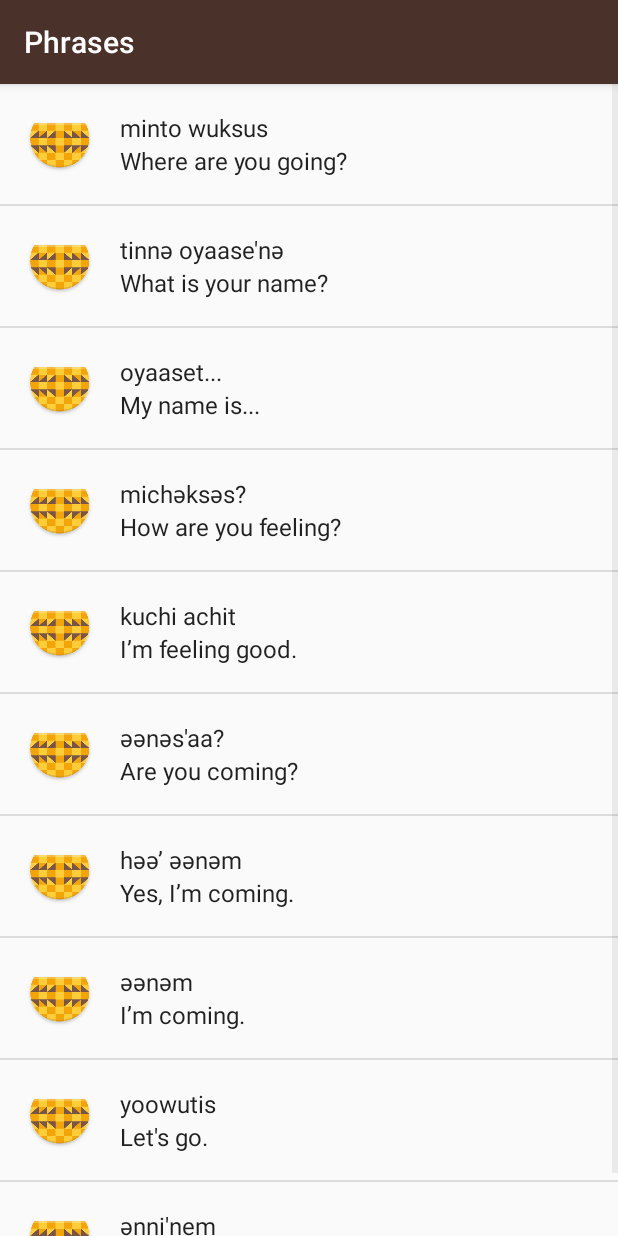
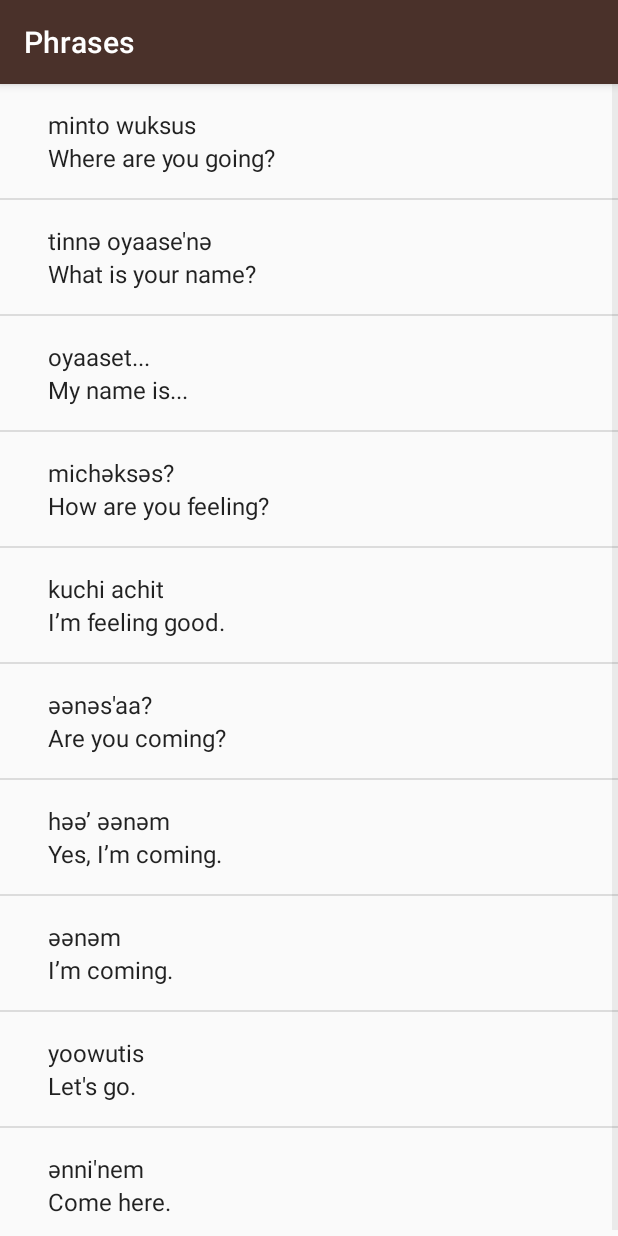
Before and after one commit to mrk-han/miwok, an Android app: the PhrasesActivity screen opened directly, with no data from a screen before it, on a phone screen of 412 x 824 dp. Run offline under Robolectric (Android 15) with nearby library versions, the phone set to English and light mode, and no system bars.

Commit message:
add capability of WordAdapter to match iconImage with current word

```diff
--- a/app/src/main/java/com/example/android/miwok/WordAdapter.java
+++ b/app/src/main/java/com/example/android/miwok/WordAdapter.java
@@ -7,6 +7,7 @@ import android.view.LayoutInflater;
 import android.view.View;
 import android.view.ViewGroup;
 import android.widget.ArrayAdapter;
+import android.widget.ImageView;
 import android.widget.TextView;
 
 import java.util.ArrayList;
@@ -22,6 +23,8 @@ public class WordAdapter extends ArrayAdapter<Word>{
     }
 
 
+
+    // Purpose of getView method is to return listitem view and return it to the listView
     @NonNull
     @Override
     public View getView(int position, @Nullable View convertView, @NonNull ViewGroup parent) {
@@ -35,18 +38,23 @@ public class WordAdapter extends ArrayAdapter<Word>{
         // Get the {@link Word} object located at this position in the list
         Word currentWord = getItem(position);
 
-        // Find the TextView in the list_item.xml layout with the ID version_name
+        // Find the TextView in the list_item.xml layout
         TextView defaultTextView = (TextView) listItemView.findViewById(R.id.default_text_view);
         // Get the default word from the current Word object and
         // set this text on the name default_text_view TextView
         defaultTextView.setText(currentWord.getDefaultTranslation());
 
-        // Find the TextView in the list_item.xml layout with the ID version_number
+        // Find the TextView in the list_item.xml layout
         TextView miwokTextView = (TextView) listItemView.findViewById(R.id.miwok_text_view);
         // Get the miwok translation from the current Word object and
         // set this text on the miwok_text_view TextView
         miwokTextView.setText(currentWord.getMiwokTranslation());
 
+        // Find the ImageView in the list_item.xml layout
+        ImageView iconImage = (ImageView) listItemView.findViewById(R.id.iconImage);
+        // Get the appropriate image from the current object and
+        // set this resource id on the imageView
+        iconImage.setImageResource(currentWord.getImageResourceId());
 
         return listItemView;
 
```
